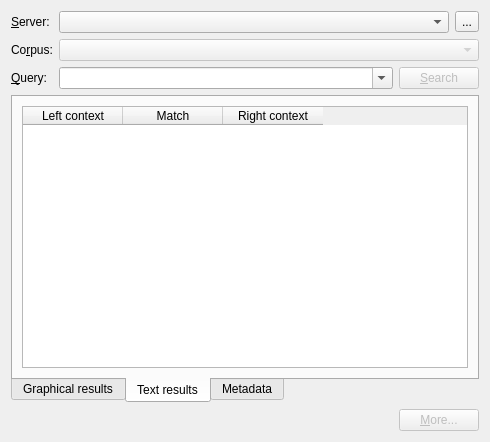
jsbien/djview-poliqarp_fork, file src/poliqarpwidget.ui: the form before one commit.
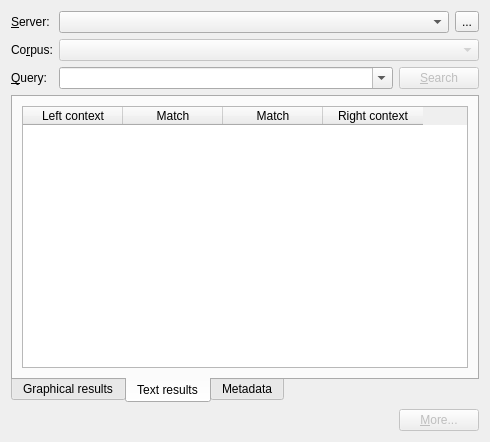
The form after the commit. Custom widgets are drawn as their Qt base class.

Diff of the .ui file:
```diff
--- a/src/poliqarpwidget.ui
+++ b/src/poliqarpwidget.ui
@@ -159,6 +159,11 @@
            <string>Match</string>
           </property>
          </column>
+         <column>
+          <property name="text">
+           <string>Match</string>
+          </property>
+         </column>
          <column>
           <property name="text">
            <string>Right context</string>
```
